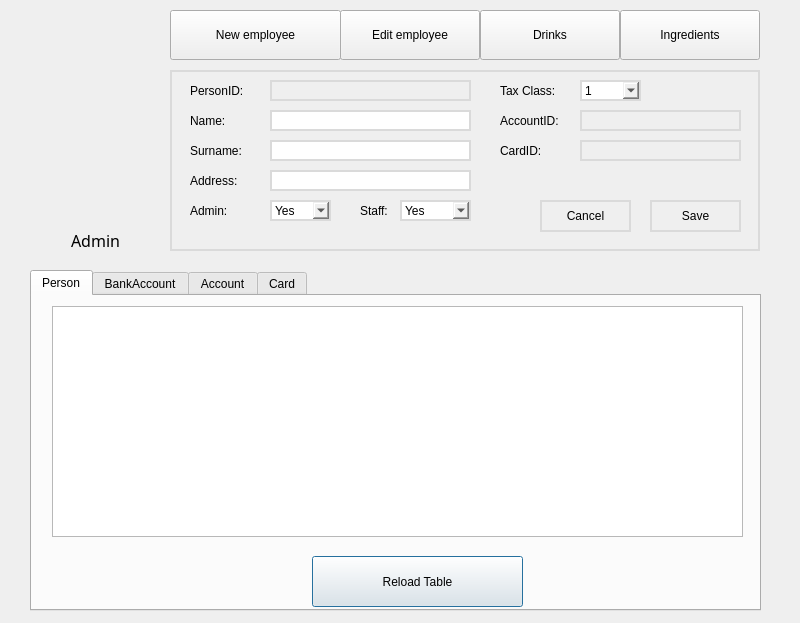
Old version of the form adminwindow.ui in the repository oleksa-oleksa/Coffee_Vending_Machine_Project.
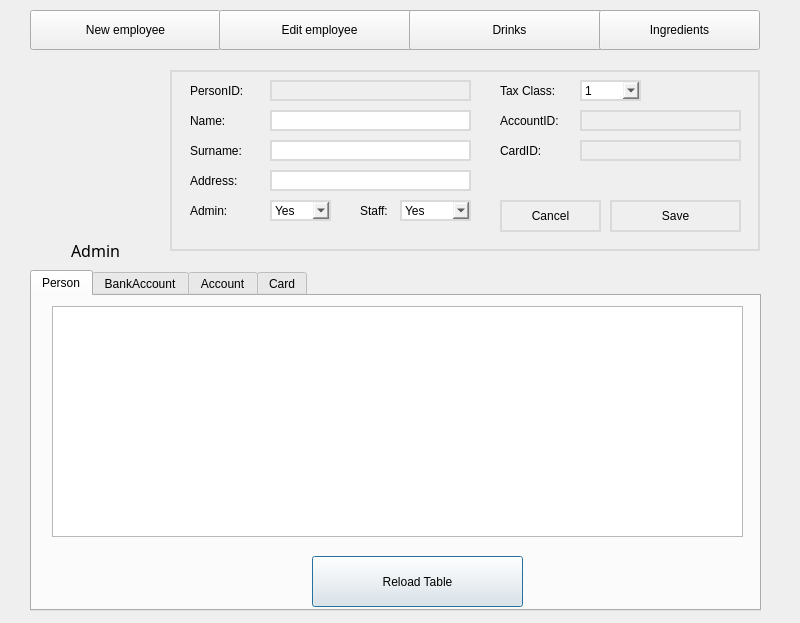
New version of the form. Icons and pictures are not drawn.

Commit message: Changing main objects to pointers

Patch:
```diff
--- a/adminwindow.ui
+++ b/adminwindow.ui
@@ -166,7 +166,7 @@
    <property name="geometry">
     <rect>
      <x>30</x>
-     <y>200</y>
+     <y>220</y>
      <width>131</width>
      <height>20</height>
     </rect>
@@ -189,10 +189,10 @@
   <widget class="QPushButton" name="buttonAddNewEmployee">
    <property name="geometry">
     <rect>
-     <x>170</x>
+     <x>30</x>
      <y>10</y>
-     <width>171</width>
-     <height>50</height>
+     <width>191</width>
+     <height>40</height>
     </rect>
    </property>
    <property name="text">
@@ -202,10 +202,10 @@
   <widget class="QPushButton" name="buttonEditEmployee">
    <property name="geometry">
     <rect>
-     <x>340</x>
+     <x>219</x>
      <y>10</y>
-     <width>140</width>
-     <height>50</height>
+     <width>201</width>
+     <height>40</height>
     </rect>
    </property>
    <property name="text">
@@ -216,7 +216,7 @@
    <property name="geometry">
     <rect>
      <x>30</x>
-     <y>60</y>
+     <y>80</y>
      <width>128</width>
      <height>128</height>
     </rect>
@@ -234,10 +234,10 @@
   <widget class="QPushButton" name="buttonEditDrinks">
    <property name="geometry">
     <rect>
-     <x>480</x>
+     <x>409</x>
      <y>10</y>
-     <width>140</width>
-     <height>50</height>
+     <width>201</width>
+     <height>40</height>
     </rect>
    </property>
    <property name="text">
@@ -247,10 +247,10 @@
   <widget class="QPushButton" name="buttonIngredientStatus">
    <property name="geometry">
     <rect>
-     <x>620</x>
+     <x>599</x>
      <y>10</y>
-     <width>140</width>
-     <height>50</height>
+     <width>161</width>
+     <height>40</height>
     </rect>
    </property>
    <property name="text">
@@ -593,9 +593,9 @@
    <widget class="QPushButton" name="buttonCancelNewPerson">
     <property name="geometry">
      <rect>
-      <x>370</x>
+      <x>330</x>
       <y>130</y>
-      <width>91</width>
+      <width>101</width>
       <height>32</height>
      </rect>
     </property>
@@ -606,9 +606,9 @@
    <widget class="QPushButton" name="buttonSaveNewPerson">
     <property name="geometry">
      <rect>
-      <x>480</x>
+      <x>440</x>
       <y>130</y>
-      <width>91</width>
+      <width>131</width>
       <height>32</height>
      </rect>
     </property>
@@ -621,7 +621,7 @@
    <property name="geometry">
     <rect>
      <x>30</x>
-     <y>230</y>
+     <y>240</y>
      <width>131</width>
      <height>20</height>
     </rect>
```
Left out of the diff: 2 changed lines with no effect on the pictures. The commit also changes 2 other files.
